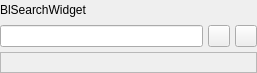
eboladev/Bulmages-1, file bulmages/bulmalib/src/blsearchwidgetbase.ui: the form before one commit.
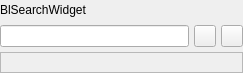
The form after the commit. Icons and pictures are not drawn.

```diff
--- a/bulmages/bulmalib/src/blsearchwidgetbase.ui
+++ b/bulmages/bulmalib/src/blsearchwidgetbase.ui
@@ -6,7 +6,7 @@
    <rect>
     <x>0</x>
     <y>0</y>
-    <width>257</width>
+    <width>243</width>
     <height>73</height>
    </rect>
   </property>
```
Left out of the diff: 4 changed lines with no effect on the pictures.
